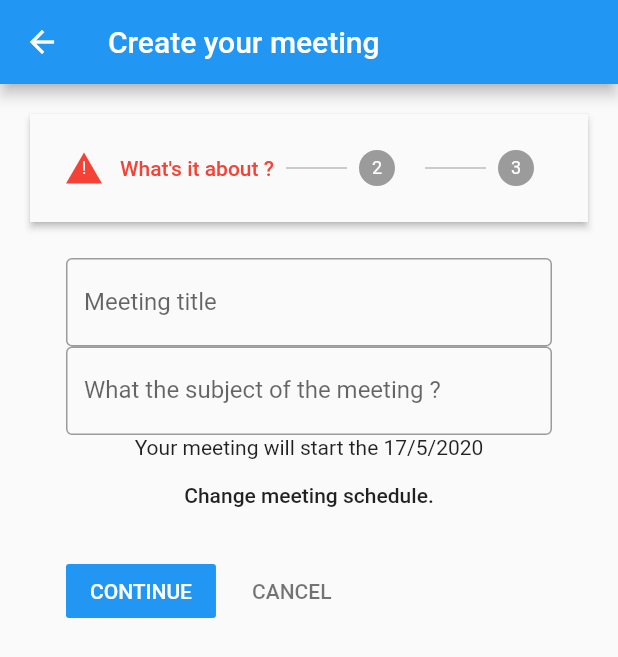
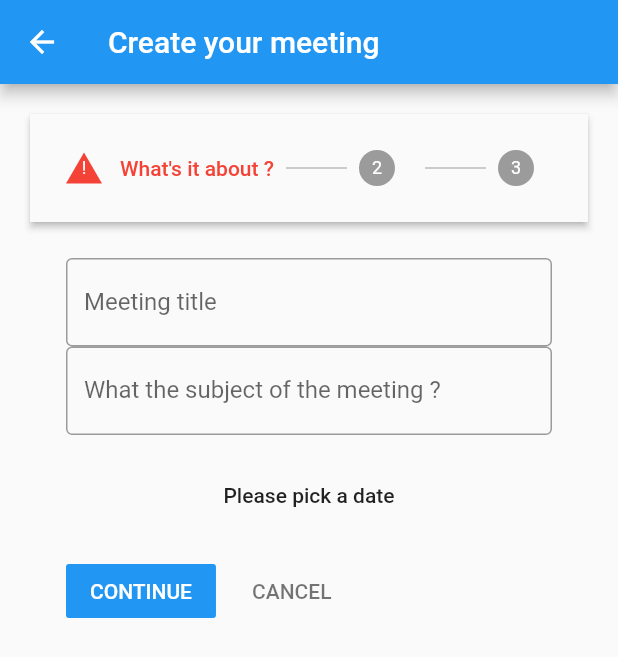
Before and after one commit to MatiCG/Synthia-app, a Flutter app: the MyForm screen opened directly, after a tap on "CONTINUE", on a phone screen of 412 x 824 dp. Shown: the top 657 px of the screen. Run offline on Flutter 3.47's test engine with Material 2 defaults, Android fonts, the phone set to English and light mode, and no system bars; our stand-ins replace cloud_firestore; accounts and stored records are empty.

Commit message:
[ADD] handle form error and push data to firebase

```diff
--- a/synthia_app/lib/Form/meetingInformation.dart
+++ b/synthia_app/lib/Form/meetingInformation.dart
@@ -1,10 +1,8 @@
-import 'dart:developer';
-
 import 'package:flutter/material.dart';
-import 'package:synthiaapp/Models/Form.dart';
+import 'package:synthiaapp/Models/FormModel.dart';
 
 class MeetingBasicInfo extends StatefulWidget {
-	MeetingData model;
+	final MeetingData model;
 	MeetingBasicInfo([this.model]);
 
 	@override
@@ -61,12 +59,12 @@ class Info extends State<MeetingBasicInfo> {
 						Container(
 							child: Column(
 								children: <Widget>[
-									Text('Your meeting will start the ' + _date.day.toString() + '/' + _date.month.toString() + '/' + _date.year.toString()),
+									Text(widget.model.getMeetingSubject() == null ? '' : 'Your meeting will start the ' + _date.day.toString() + '/' + _date.month.toString() + '/' + _date.year.toString()),
 									FlatButton(
 										onPressed: () {
 											pickDate(context);
 										},
-										child: Text('Change meeting schedule.'),
+										child: Text(widget.model.getMeetingSchedule() == null ? 'Please pick a date' : 'Change meeting schedule.'),
 									),
 								],
 							),
--- /dev/null
+++ b/synthia_app/lib/Form/meetingListMembers.dart
@@ -0,0 +1,71 @@
+import 'package:flutter/material.dart';
+import 'package:synthiaapp/Models/FormModel.dart';
+
+class MeetingMembers extends StatefulWidget {
+	final MeetingData model;
+	MeetingMembers([this.model]);
+
+	@override
+	Members createState() => Members();
+}
+
+class Members extends State<MeetingMembers> {
+	final _inputemail = TextEditingController();
+
+	@override
+  void dispose() {
+    _inputemail.dispose();
+    super.dispose();
+  }
+
+	@override
+	Widget build(BuildContext context) {
+		return Material(
+			child: Container (
+				child: Column(
+					children: <Widget>[
+						TextField(
+							keyboardType: TextInputType.emailAddress,
+							controller: _inputemail,
+							decoration: InputDecoration(
+								hintText: "Enter member email",
+								suffixIcon: IconButton(
+									onPressed: () {
+										setState(() {
+											widget.model.addMemberMeetingMembers(_inputemail.text);
+//											_list.add(_inputemail.text);
+											_inputemail.clear();
+										});
+									},
+									icon: Icon(Icons.person_add),
+								),
+							),
+						),
+						Container(
+							height: 250,
+							child: ListView.builder(
+								shrinkWrap: true,
+								padding: const EdgeInsets.all(20.0),
+								itemCount: widget.model.getMeetingMembers().length,
+			          itemBuilder: (context, index) => Text(widget.model.getMeetingMembers()[index]),
+							),
+						),
+					],
+				)
+			)
+		);
+	}
+}
+
+/*
+					TextField(
+						decoration: InputDecoration(
+							hintText: "Enter member email",
+							suffixIcon: IconButton(
+								onPressed: () => print('lol'),
+								icon: Icon(Icons.person_add),
+							),
+						),
+					),
+
+*/
--- /dev/null
+++ b/synthia_app/lib/Form/meetingSummary.dart
@@ -0,0 +1,27 @@
+import 'package:flutter/material.dart';
+import 'package:synthiaapp/Models/FormModel.dart';
+
+class MeetingSummary extends StatefulWidget {
+	final MeetingData model;
+	MeetingSummary([this.model]);
+
+	@override
+	Summary createState() => Summary();
+}
+
+class Summary extends State<MeetingSummary> {
+  @override
+	Widget build(BuildContext context) {
+    return Card(
+      child: AspectRatio(
+        aspectRatio: 1,
+        child: Column(children: <Widget>[
+          Text(widget.model.getMeetingTitle()),
+          Text(widget.model.getMeetingSubject()),
+          Text(widget.model.getMeetingSchedule()),
+          Text('list of members'),
+        ],),
+      ),
+    );
+  }
+}
--- a/synthia_app/lib/Models/Form.dart
+++ /dev/null
@@ -1,47 +0,0 @@
-import 'package:uuid/uuid.dart';
-
-var uuid = Uuid();
-
-class MeetingData {
-  String meetingId = uuid.v1();
-  String meetingTitle;
-  String meetingSubject;
-  String meetingSchedule;
-
-  MeetingData({
-    this.meetingTitle,
-    this.meetingSubject,
-    this.meetingSchedule
-  });
-
-  // Setters
-  void setMeetingTitle(title) {
-    this.meetingTitle = title;
-  }
-  void setMeetingSubject(subject) {
-    this.meetingSubject = subject;
-  }
-  void setMeetingSchedule(schedule) {
-    this.meetingSchedule = schedule;
-  }
-
-  // Getters
-  String getMeetingTitle() {
-    return this.meetingTitle;
-  }
-  String getMeetingSubject() {
-    return this.meetingSubject;
-  }
-  String getMeetingSchedule() {
-    return this.meetingSchedule;
-  }
-
-  // Get data as JSON
-  Map<String, Map<String, dynamic>> getData() => {
-    this.meetingId: {
-      'title': this.meetingTitle,
-      'subject': this.meetingSubject,
-      'schedule': this.meetingSchedule
-    }
-  };
-}
--- /dev/null
+++ b/synthia_app/lib/Models/FormModel.dart
@@ -0,0 +1,77 @@
+import 'package:uuid/uuid.dart';
+
+var uuid = Uuid();
+
+class MeetingData {
+	String meetingId = uuid.v1();
+	String meetingTitle;
+	String meetingSubject;
+	String meetingSchedule;
+	List   meetingMembers = [];
+
+	MeetingData({
+		this.meetingTitle,
+		this.meetingSubject,
+		this.meetingSchedule
+	});
+
+	// Setters
+	void setMeetingTitle(title) {
+		this.meetingTitle = title;
+	}
+	void setMeetingSubject(subject) {
+		this.meetingSubject = subject;
+	}
+	void setMeetingSchedule(schedule) {
+		this.meetingSchedule = schedule;
+	}
+	void setListMeetingMembers(list) {
+		this.meetingMembers = list;
+	}
+	void addMemberMeetingMembers(member) {
+		this.meetingMembers.add(member);
+	}
+
+	// Getters
+	String getMeetingTitle() {
+		return this.meetingTitle;
+	}
+	String getMeetingSubject() {
+		return this.meetingSubject;
+	}
+	String getMeetingSchedule() {
+		return this.meetingSchedule;
+	}
+	List getMeetingMembers() {
+		return this.meetingMembers;
+	}
+	String getMeetingId() {
+		return this.meetingId;
+	}
+
+	// Get data as JSON
+	Map<String, dynamic> getData() => {
+		'title': this.meetingTitle,
+		'description': this.meetingSubject,
+		'schedule': this.meetingSchedule,
+		'members': this.meetingMembers,
+	};
+
+	// Verify
+	bool verify(index) {
+		switch (index) {
+			case 0:
+				if (this.meetingTitle == null || this.meetingTitle.isEmpty ||
+				this.meetingSubject == null || this.meetingSubject.isEmpty ||
+				this.meetingSchedule == null || this.meetingSchedule.isEmpty) {
+					return false;
+				}
+				break;
+			case 1:
+				if (this.meetingMembers.length <= 0) {
+					return false;
+				}
+		}
+		return true;
+	}
+}
--- a/synthia_app/lib/Routes/Form/FormRoute.dart
+++ b/synthia_app/lib/Routes/Form/FormRoute.dart
@@ -1,9 +1,9 @@
 import 'package:flutter/material.dart';
 import '../../Form/meetingInformation.dart';
-import '../../Models/Form.dart';
-
-// Debug
-import 'dart:developer';
+import '../../Form/meetingSummary.dart';
+import '../../Models/FormModel.dart';
+import '../../Form/meetingListMembers.dart';
+import 'package:cloud_firestore/cloud_firestore.dart';
 
 class MyForm extends StatefulWidget {
 	MyForm() : super();
@@ -17,6 +17,7 @@ class Form extends State<MyForm> {
 	int _current = 0;
 	bool _error = false;
 	MeetingData model = MeetingData();
+	final databaseReference = Firestore.instance;
 
 	Step customStep(title, content, index, error) {
 		return Step(
@@ -30,10 +31,16 @@ class Form extends State<MyForm> {
 	List<Step> getSteps(BuildContext context) {
 		List<Step> _steps = [
 			customStep('What\'s it about ?', MeetingBasicInfo(model), 0, _error),
-			customStep('Who is participating ?', Text('lol'), 1, _error),
-			customStep('Summary', Text(''), 2, _error)
+			customStep('Who is participating ?', MeetingMembers(model), 1, _error),
+			customStep('Summary', MeetingSummary(model), 2, _error)
 		];
 		return _steps;
+	}
+
+	void pushDataMeeting() async {
+		await databaseReference.collection('meetings')
+				.document(model.getMeetingId())
+				.setData(model.getData());
 	}
 
 	@override
@@ -48,17 +55,19 @@ class Form extends State<MyForm> {
 					steps: steps,
 					currentStep: _current,
 					onStepContinue: () {
-						// log(model.getData().toString());
-						if (model.getMeetingTitle() == null && model.getMeetingSubject() == null) {
-							log('ERRORR');
+						print(model.getData().toString());
+						if (model.verify(_current)== false) {
 							setState(() {
 								_error = true;
 							  _current = _current;
 							});
 						} else {
-							log('NOT EROR');
 							setState(() {
 								_error = false;
+								if (_current >= steps.length - 1) {
+									pushDataMeeting();
+									Navigator.pop(context);
+								}
 								_current < steps.length - 1 ? _current++ : _current = steps.length - 1;
 							});
 						}
```
